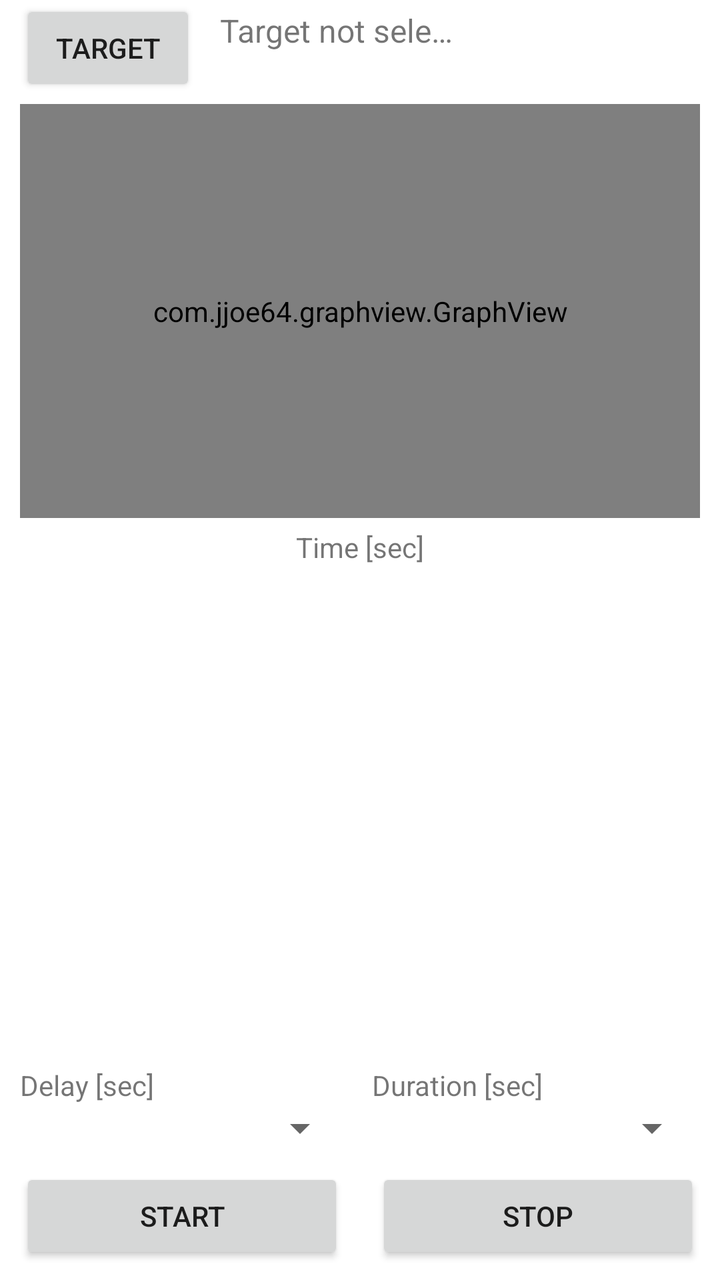
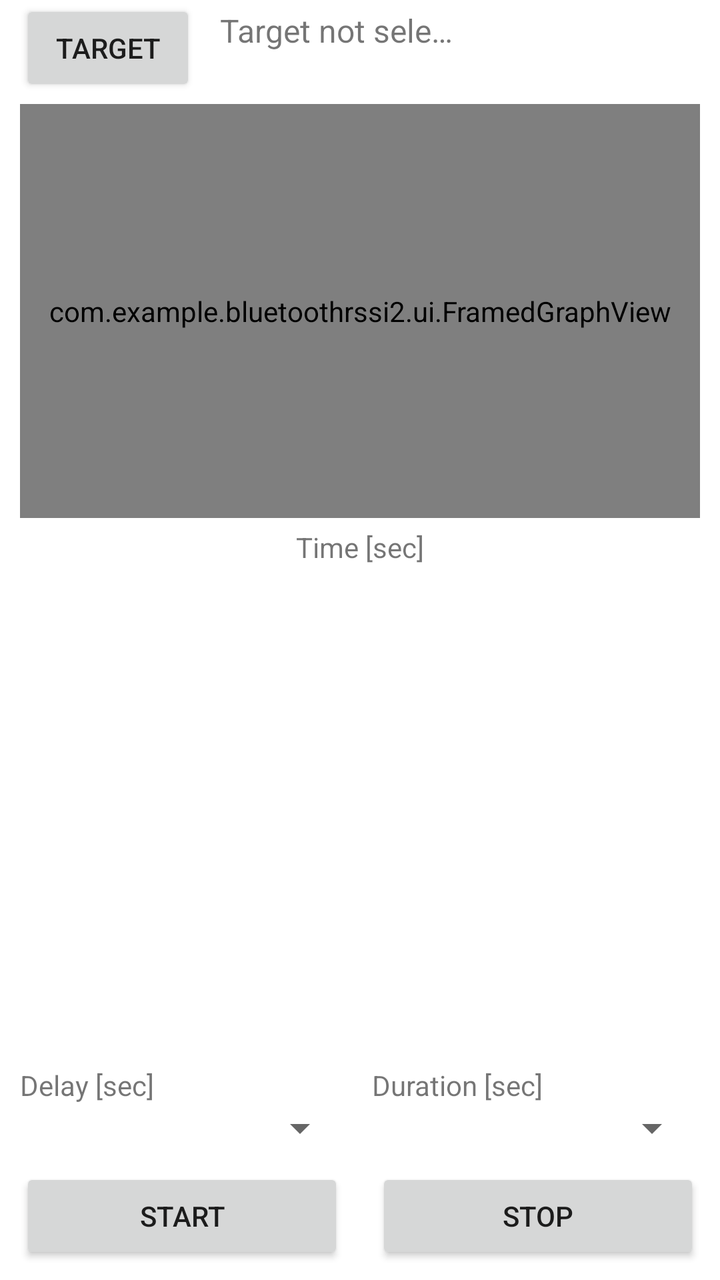

An Android layout rendered at two revisions. The XML below is the earlier revision; the diff shows what the commit changed to produce the second picture.
<!-- AndroidManifest.xml: application theme Theme.BTClassicScanner -->
<!-- res/layout/activity_main.xml -->
<?xml version="1.0" encoding="utf-8"?>
<androidx.constraintlayout.widget.ConstraintLayout xmlns:android="http://schemas.android.com/apk/res/android"
    xmlns:app="http://schemas.android.com/apk/res-auto"
    xmlns:tools="http://schemas.android.com/tools"
    android:id="@+id/rootLayout"
    android:layout_width="match_parent"
    android:layout_height="match_parent"
    android:paddingStart="10dp"
    android:paddingEnd="10dp"
    tools:context=".MainActivity">

    <LinearLayout
        android:id="@+id/targetRow"
        android:layout_width="0dp"
        android:layout_height="wrap_content"
        android:gravity="center_vertical"
        android:orientation="horizontal"
        app:layout_constraintEnd_toEndOf="parent"
        app:layout_constraintStart_toStartOf="parent"
        app:layout_constraintTop_toTopOf="parent">

        <Button
            android:id="@+id/targetButton"
            android:layout_width="wrap_content"
            android:layout_height="wrap_content"
            android:text="@string/target" />

        <LinearLayout
            android:layout_width="0dp"
            android:layout_height="wrap_content"
            android:layout_marginStart="12dp"
            android:layout_weight="1"
            android:orientation="horizontal">

            <LinearLayout
                android:layout_width="0dp"
                android:layout_height="wrap_content"
                android:layout_weight="1.1"
                android:orientation="vertical">

                <TextView
                    android:id="@+id/targetDeviceNameTextView"
                    android:layout_width="match_parent"
                    android:layout_height="wrap_content"
                    android:ellipsize="end"
                    android:maxLines="1"
                    android:text="@string/target_not_selected"
                    android:textSize="16sp" />

                <TextView
                    android:id="@+id/targetDeviceAddressTextView"
                    android:layout_width="match_parent"
                    android:layout_height="wrap_content"
                    android:ellipsize="end"
                    android:maxLines="1"
                    android:textSize="13sp" />
            </LinearLayout>

            <LinearLayout
                android:layout_width="0dp"
                android:layout_height="wrap_content"
                android:layout_marginStart="4dp"
                android:layout_weight="1"
                android:orientation="vertical">

                <TextView
                    android:id="@+id/targetDeviceTypeTextView"
                    android:layout_width="match_parent"
                    android:layout_height="wrap_content"
                    android:ellipsize="end"
                    android:maxLines="1"
                    android:textSize="13sp" />

                <TextView
                    android:id="@+id/targetDeviceClassTextView"
                    android:layout_width="match_parent"
                    android:layout_height="wrap_content"
                    android:ellipsize="end"
                    android:maxLines="1"
                    android:textSize="13sp" />
            </LinearLayout>
        </LinearLayout>
    </LinearLayout>

    <androidx.constraintlayout.widget.ConstraintLayout
        android:id="@+id/graphContainer"
        android:layout_width="0dp"
        android:layout_height="0dp"
        android:layout_marginTop="4dp"
        app:layout_constraintEnd_toEndOf="parent"
        app:layout_constraintHeight_percent="0.36"
        app:layout_constraintStart_toStartOf="parent"
        app:layout_constraintTop_toBottomOf="@id/targetRow">

        <com.jjoe64.graphview.GraphView
            android:id="@+id/rssiGraph"
            android:layout_width="0dp"
            android:layout_height="0dp"
            android:layout_marginBottom="7dp"
            app:layout_constraintBottom_toTopOf="@id/xAxisTitleTextView"
            app:layout_constraintEnd_toEndOf="parent"
            app:layout_constraintStart_toStartOf="parent"
            app:layout_constraintTop_toTopOf="parent" />

        <TextView
            android:id="@+id/xAxisTitleTextView"
            android:layout_width="wrap_content"
            android:layout_height="wrap_content"
            android:includeFontPadding="false"
            android:text="@string/time_axis_title"
            android:textSize="14sp"
            app:layout_constraintBottom_toBottomOf="parent"
            app:layout_constraintEnd_toEndOf="parent"
            app:layout_constraintStart_toStartOf="parent" />
    </androidx.constraintlayout.widget.ConstraintLayout>

    <TextView
        android:id="@+id/measurementTextView"
        android:layout_width="0dp"
        android:layout_height="wrap_content"
        android:layout_marginTop="8dp"
        android:minHeight="28dp"
        android:paddingStart="4dp"
        android:paddingEnd="4dp"
        android:text=""
        android:textSize="16sp"
        app:layout_constraintEnd_toEndOf="parent"
        app:layout_constraintStart_toStartOf="parent"
        app:layout_constraintTop_toBottomOf="@id/graphContainer" />

    <View
        android:id="@+id/futureContentSpace"
        android:layout_width="0dp"
        android:layout_height="0dp"
        app:layout_constraintBottom_toTopOf="@id/controlPanel"
        app:layout_constraintEnd_toEndOf="parent"
        app:layout_constraintStart_toStartOf="parent"
        app:layout_constraintTop_toBottomOf="@id/measurementTextView" />

    <LinearLayout
        android:id="@+id/controlPanel"
        android:layout_width="0dp"
        android:layout_height="wrap_content"
        android:orientation="vertical"
        android:paddingBottom="8dp"
        app:layout_constraintBottom_toBottomOf="parent"
        app:layout_constraintEnd_toEndOf="parent"
        app:layout_constraintStart_toStartOf="parent">

        <LinearLayout
            android:layout_width="match_parent"
            android:layout_height="wrap_content"
            android:orientation="horizontal">

            <LinearLayout
                android:layout_width="0dp"
                android:layout_height="wrap_content"
                android:layout_weight="1"
                android:orientation="vertical">

                <TextView
                    android:layout_width="wrap_content"
                    android:layout_height="wrap_content"
                    android:text="@string/delay_seconds" />

                <Spinner
                    android:id="@+id/delaySpinner"
                    android:layout_width="match_parent"
                    android:layout_height="wrap_content" />
            </LinearLayout>

            <View
                android:layout_width="12dp"
                android:layout_height="0dp" />

            <LinearLayout
                android:layout_width="0dp"
                android:layout_height="wrap_content"
                android:layout_weight="1"
                android:orientation="vertical">

                <TextView
                    android:layout_width="wrap_content"
                    android:layout_height="wrap_content"
                    android:text="@string/duration_seconds" />

                <Spinner
                    android:id="@+id/durationSpinner"
                    android:layout_width="match_parent"
                    android:layout_height="wrap_content" />
            </LinearLayout>
        </LinearLayout>

        <LinearLayout
            android:layout_width="match_parent"
            android:layout_height="wrap_content"
            android:gravity="center"
            android:orientation="horizontal"
            android:paddingTop="8dp">

            <Button
                android:id="@+id/startButton"
                android:layout_width="0dp"
                android:layout_height="wrap_content"
                android:layout_weight="1"
                android:text="@string/start" />

            <View
                android:layout_width="16dp"
                android:layout_height="0dp" />

            <Button
                android:id="@+id/stopSaveButton"
                android:layout_width="0dp"
                android:layout_height="wrap_content"
                android:layout_weight="1"
                android:text="@string/stop" />
        </LinearLayout>
    </LinearLayout>

</androidx.constraintlayout.widget.ConstraintLayout>
<!-- resources referenced by this layout -->
<resources>
  <string name="delay_seconds">Delay [sec]</string>
  <string name="duration_seconds">Duration [sec]</string>
  <string name="start">START</string>
  <string name="stop">STOP</string>
  <string name="target">TARGET</string>
  <string name="target_not_selected">Target not selected</string>
  <string name="time_axis_title">Time [sec]</string>
  <style name="Theme.BTClassicScanner" parent="Theme.MaterialComponents.DayNight.DarkActionBar">
          
          <item name="colorPrimary">@color/purple_500</item>
          <item name="colorPrimaryVariant">@color/purple_700</item>
          <item name="colorOnPrimary">@color/white</item>
          
          <item name="colorSecondary">@color/teal_200</item>
          <item name="colorSecondaryVariant">@color/teal_700</item>
          <item name="colorOnSecondary">@color/black</item>
          
          <item name="android:statusBarColor" tools:targetApi="l">?attr/colorPrimaryVariant</item>
          
      </style>
  <color name="purple_500">#FF6200EE</color>
  <color name="purple_700">#FF3700B3</color>
  <color name="white">#FFFFFFFF</color>
  <color name="teal_200">#FF03DAC5</color>
  <color name="teal_700">#FF018786</color>
  <color name="black">#FF000000</color>
</resources>

<!-- the commit's change to res/layout/activity_main.xml (unified diff, before → after) -->
@@ -92,7 +92,7 @@
         app:layout_constraintStart_toStartOf="parent"
         app:layout_constraintTop_toBottomOf="@id/targetRow">
 
-        <com.jjoe64.graphview.GraphView
+        <com.example.bluetoothrssi2.ui.FramedGraphView
             android:id="@+id/rssiGraph"
             android:layout_width="0dp"
             android:layout_height="0dp"
